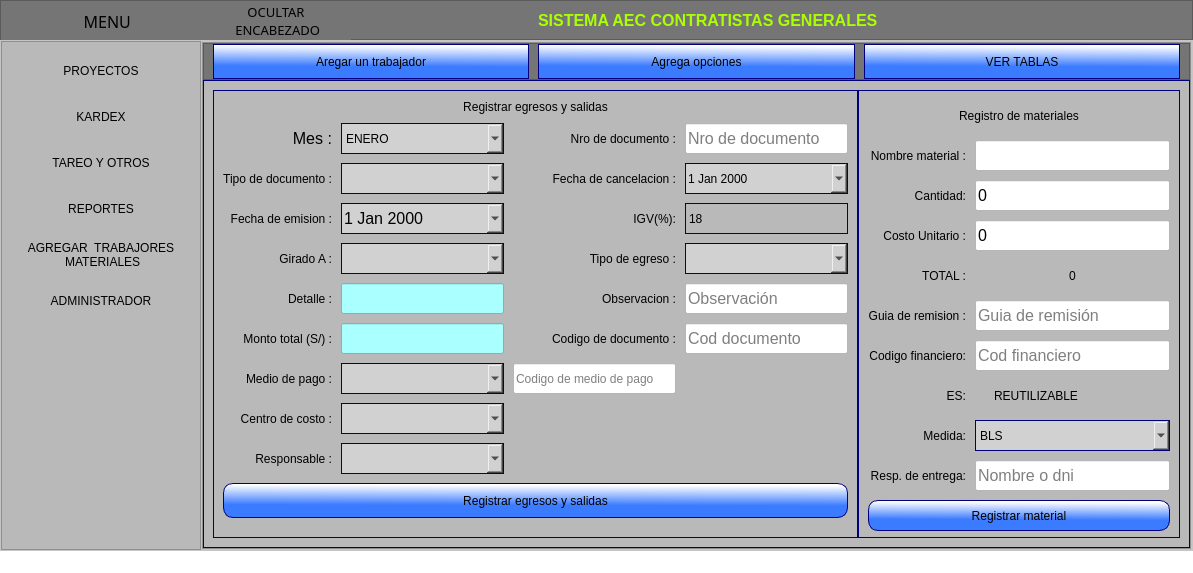
Above: ui_files/menu.ui from Romehe369/aec_contrastistas_g before the change. Below: the same form after it.
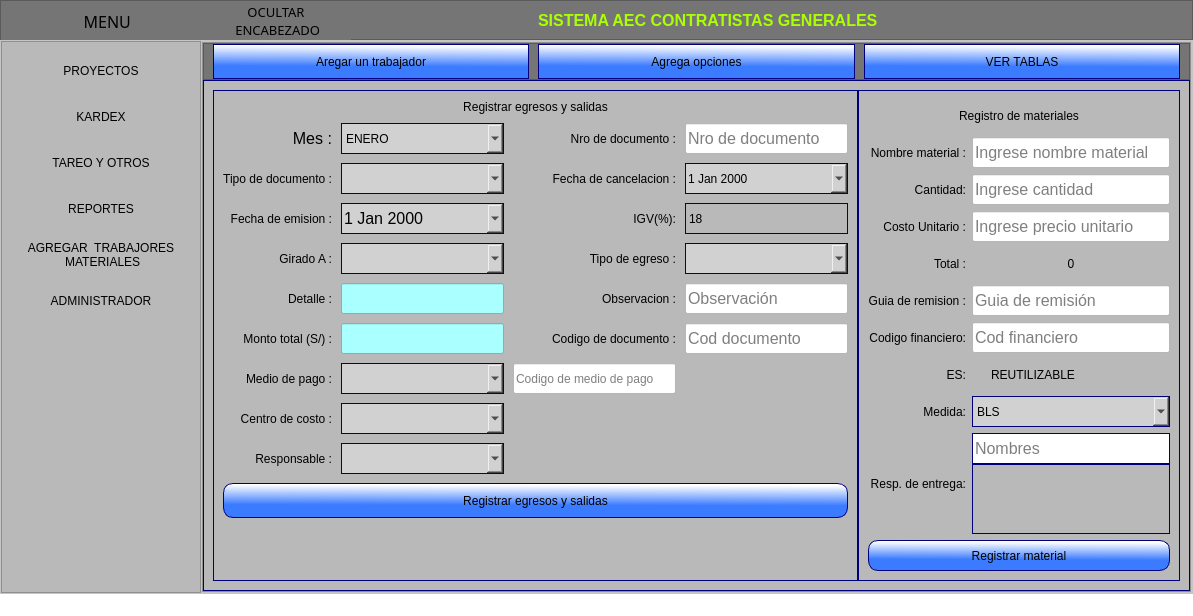
That is the form after the change. Icons and pictures are not drawn.

```diff
--- a/ui_files/menu.ui
+++ b/ui_files/menu.ui
@@ -2237,22 +2237,7 @@
                       <property name="frameShadow">
                        <enum>QFrame::Raised</enum>
                       </property>
-                      <layout class="QVBoxLayout" name="verticalLayout_18">
-                       <property name="spacing">
-                        <number>9</number>
-                       </property>
-                       <property name="leftMargin">
-                        <number>9</number>
-                       </property>
-                       <property name="topMargin">
-                        <number>9</number>
-                       </property>
-                       <property name="rightMargin">
-                        <number>9</number>
-                       </property>
-                       <property name="bottomMargin">
-                        <number>0</number>
-                       </property>
+                      <layout class="QVBoxLayout" name="verticalLayout_20">
                        <item>
                         <widget class="QLabel" name="label_8">
                          <property name="minimumSize">
@@ -2366,7 +2351,10 @@
                             </font>
                            </property>
                            <property name="text">
-                            <string>0</string>
+                            <string/>
+                           </property>
+                           <property name="placeholderText">
+                            <string>Ingrese precio unitario</string>
                            </property>
                           </widget>
                          </item>
@@ -2444,6 +2432,9 @@
                              <pointsize>12</pointsize>
                             </font>
                            </property>
+                           <property name="placeholderText">
+                            <string>Ingrese nombre material</string>
+                           </property>
                           </widget>
                          </item>
                          <item row="1" column="1">
@@ -2460,7 +2451,10 @@
                             </font>
                            </property>
                            <property name="text">
-                            <string>0</string>
+                            <string/>
+                           </property>
+                           <property name="placeholderText">
+                            <string>Ingrese cantidad</string>
                            </property>
                           </widget>
                          </item>
@@ -2485,7 +2479,7 @@
                          <item row="3" column="0">
                           <widget class="QLabel" name="label_52">
                            <property name="text">
-                            <string>TOTAL :</string>
+                            <string>Total :</string>
                            </property>
                            <property name="alignment">
                             <set>Qt::AlignRight|Qt::AlignTrailing|Qt::AlignVCenter</set>
@@ -2519,6 +2513,11 @@
                           </widget>
                          </item>
                          <item row="8" column="1">
+                          <layout class="QVBoxLayout" name="verticalLayout_18">
+                           <property name="spacing">
+                            <number>0</number>
+                           </property>
+                           <item>
                           <widget class="QLineEdit" name="lndt_responsablen">
                            <property name="minimumSize">
                             <size>
@@ -2531,10 +2530,32 @@
                              <pointsize>12</pointsize>
                             </font>
                            </property>
+                             <property name="styleSheet">
+                              <string notr="true">border: 1px solid rgb(0, 0, 127);</string>
+                             </property>
                            <property name="placeholderText">
-                            <string>Nombre o dni</string>
-                           </property>
-                          </widget>
+                              <string>Nombres</string>
+                             </property>
+                            </widget>
+                           </item>
+                           <item>
+                            <widget class="QListWidget" name="lstw_name">
+                             <property name="maximumSize">
+                              <size>
+                               <width>16777215</width>
+                               <height>16777215</height>
+                              </size>
+                             </property>
+                             <property name="styleSheet">
+                              <string notr="true">QListWidget{
+color: rgb(255, 37, 226);
+border: 1px solid rgb(0, 0, 127);
+font: 75 12pt &quot;MS Shell Dlg 2&quot;;
+}</string>
+                             </property>
+                            </widget>
+                           </item>
+                          </layout>
                          </item>
                         </layout>
                        </item>
```
Lines whose indentation alone changed are shown as unchanged.
